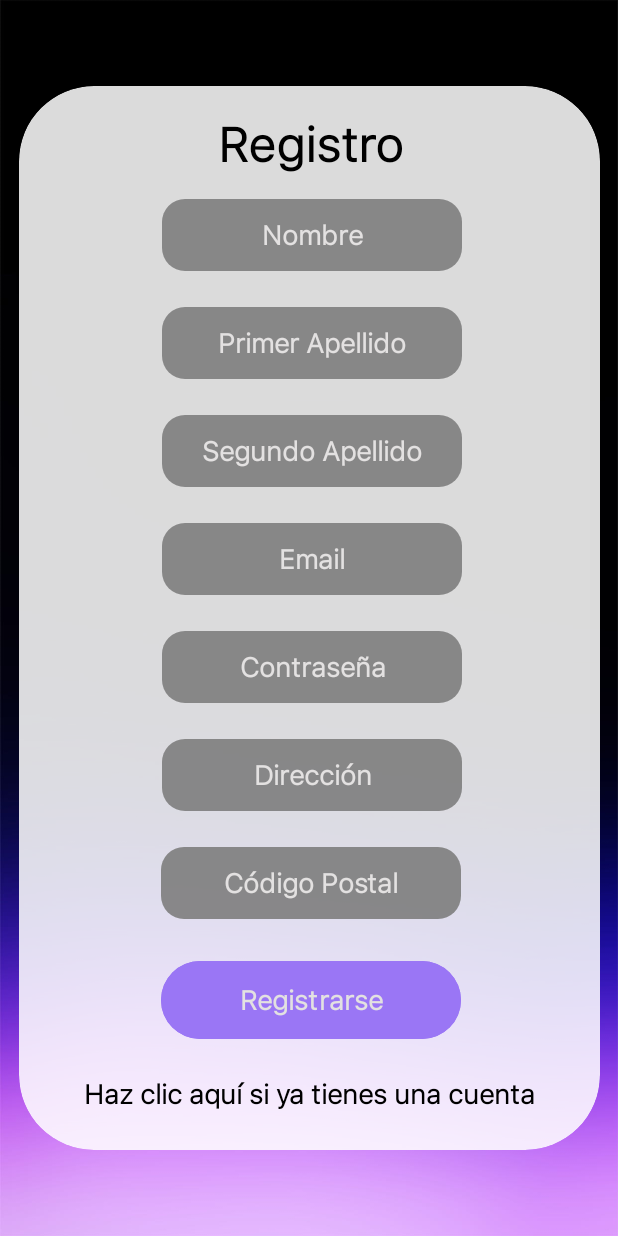
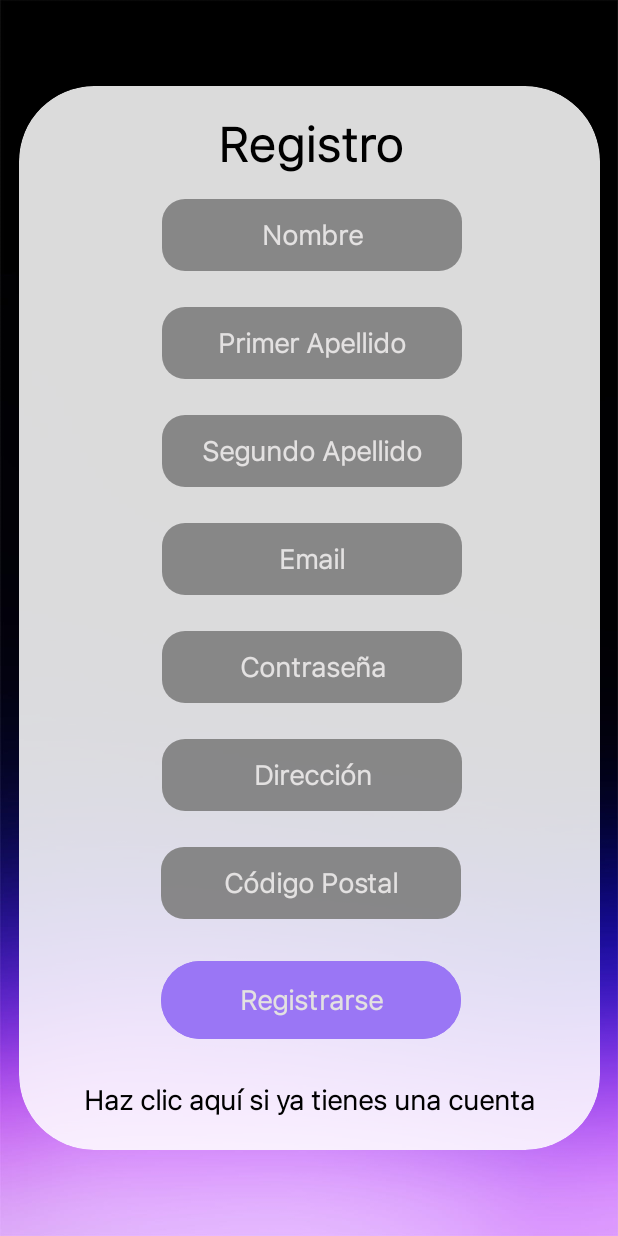
Before and after one commit to RalphNM1/ClothesVault-Android, an Android app: the screen it shows after launch (Registro), after a tap on "Registrarse", on a phone screen of 412 x 824 dp. Run offline under Robolectric (Android 15) with nearby library versions, the phone set to English and light mode, and no system bars.

Commit message:
Commit fix responsive

```diff
--- a/app/src/main/java/com/iesfernandowirtz/clothesvault/Login.java
+++ b/app/src/main/java/com/iesfernandowirtz/clothesvault/Login.java
@@ -46,8 +46,8 @@ public class Login extends AppCompatActivity {
 
         Button btInciarSesion = findViewById(R.id.btInciarSesion);
         Button btRegistrarse = findViewById(R.id.btRegistrarse);
-        EditText txtEmail= findViewById(R.id.loginEtEmail);
-        EditText txtContrasenha = findViewById(R.id.loginEtContrasenha);
+        txtEmail = findViewById(R.id.loginEtEmail);
+        txtContrasenha = findViewById(R.id.loginEtContrasenha);
         ViewCompat.setOnApplyWindowInsetsListener(findViewById(R.id.main), (v, insets) -> {
             Insets systemBars = insets.getInsets(WindowInsetsCompat.Type.systemBars());
             v.setPadding(systemBars.left, systemBars.top, systemBars.right, systemBars.bottom);
@@ -91,7 +91,7 @@ public class Login extends AppCompatActivity {
             public void onClick(View v) {
 
 
-                login(txtEmail.getText().toString(),txtContrasenha.getText().toString());
+                login(txtEmail.getText().toString(), txtContrasenha.getText().toString());
 
 
                 // Iniciar la MainActivity
@@ -103,7 +103,6 @@ public class Login extends AppCompatActivity {
             @Override
             public void onClick(View v) {
                 Intent intent = new Intent(Login.this, Registro.class);
-
                 // Iniciar la actividad de Registro
                 startActivity(intent);
             }
@@ -114,8 +113,8 @@ public class Login extends AppCompatActivity {
 
 
     public void limpiarCampos() { // Limpiar todos los campos de la pantalla
-        txtEmail.setText("");
-        txtContrasenha.setText("");
+        txtEmail.getText().clear();
+        txtContrasenha.getText().clear();
     }
 
     private void login(String email, String contrasenha) {
@@ -136,8 +135,8 @@ public class Login extends AppCompatActivity {
                         String contrasenhaAlmacenada = usuario.getContrasenha();
                         if (verificarContrasenha(contrasenha, contrasenhaAlmacenada)) {
                             // La contraseña es correcta, puedes realizar las acciones correspondientes, como iniciar sesión
+                            limpiarCampos();
                             Toast.makeText(Login.this, "Inicio de sesión exitoso", Toast.LENGTH_SHORT).show();
-                            limpiarCampos();
                             startActivity(intent);
                         } else {
                             // La contraseña es incorrecta
@@ -160,6 +159,7 @@ public class Login extends AppCompatActivity {
             }
         });
     }
+
     public void setLocal(Activity activity, String codIdioma) {
         Locale locale = new Locale(codIdioma);
         locale.setDefault(locale);
--- a/app/src/main/res/layout/activity_registro.xml
+++ b/app/src/main/res/layout/activity_registro.xml
@@ -1,7 +1,13 @@
 <?xml version="1.0" encoding="utf-8"?>
-<androidx.constraintlayout.widget.ConstraintLayout xmlns:android="http://schemas.android.com/apk/res/android"
+<ScrollView
+    android:layout_width="match_parent"
+    android:layout_height="match_parent"
+    android:fillViewport="true"
+    xmlns:android="http://schemas.android.com/apk/res/android"
     xmlns:app="http://schemas.android.com/apk/res-auto"
-    xmlns:tools="http://schemas.android.com/tools"
+    xmlns:tools="http://schemas.android.com/tools">
+
+    <androidx.constraintlayout.widget.ConstraintLayout
         android:id="@+id/main"
         android:layout_width="match_parent"
         android:layout_height="match_parent"
@@ -226,9 +232,9 @@
                     android:layout_width="wrap_content"
                     android:layout_height="wrap_content"
                     android:layout_marginStart="43dp"
-                android:layout_marginTop="16dp"
+                    android:layout_marginTop="24dp"
                     android:layout_marginEnd="43dp"
-                android:layout_marginBottom="25dp"
+                    android:layout_marginBottom="24dp"
                     android:clickable="true"
                     android:fontFamily="@font/allproyectfont"
                     android:onClick="abrirOtraActividad"
@@ -238,8 +244,9 @@
                     android:textStyle="bold"
                     app:layout_constraintBottom_toBottomOf="parent"
                     app:layout_constraintEnd_toEndOf="parent"
+                    app:layout_constraintHorizontal_bias="0.0"
                     app:layout_constraintStart_toStartOf="parent"
-                app:layout_constraintTop_toBottomOf="@+id/btRegistrarse"
+                    app:layout_constraintTop_toBottomOf="@+id/btRegistrar"
                     app:layout_constraintVertical_bias="0.0" />
 
             </androidx.constraintlayout.widget.ConstraintLayout>
@@ -247,3 +254,4 @@
         </androidx.cardview.widget.CardView>
 
     </androidx.constraintlayout.widget.ConstraintLayout>
+</ScrollView>
```
Also changed, not shown: app/src/main/java/com/iesfernandowirtz/clothesvault/Modelo/Producto.java (+5 -3 lines), app/src/main/res/layout/activity_login.xml (+8 -0 lines). Lines whose indentation alone changed are shown as unchanged.
